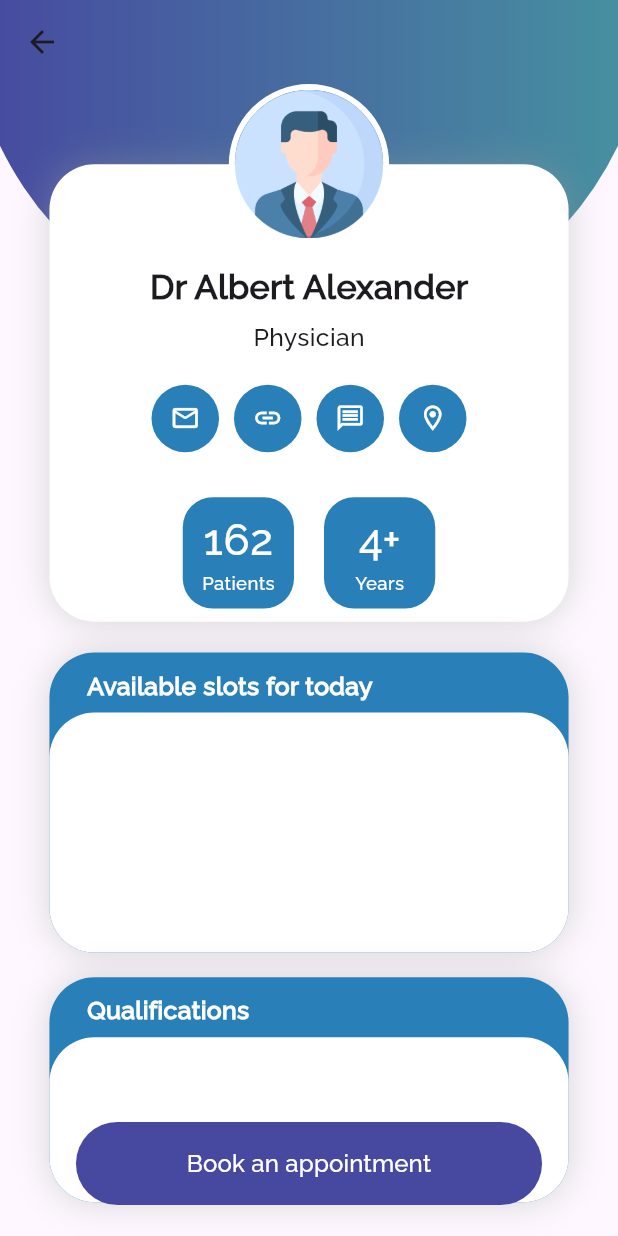
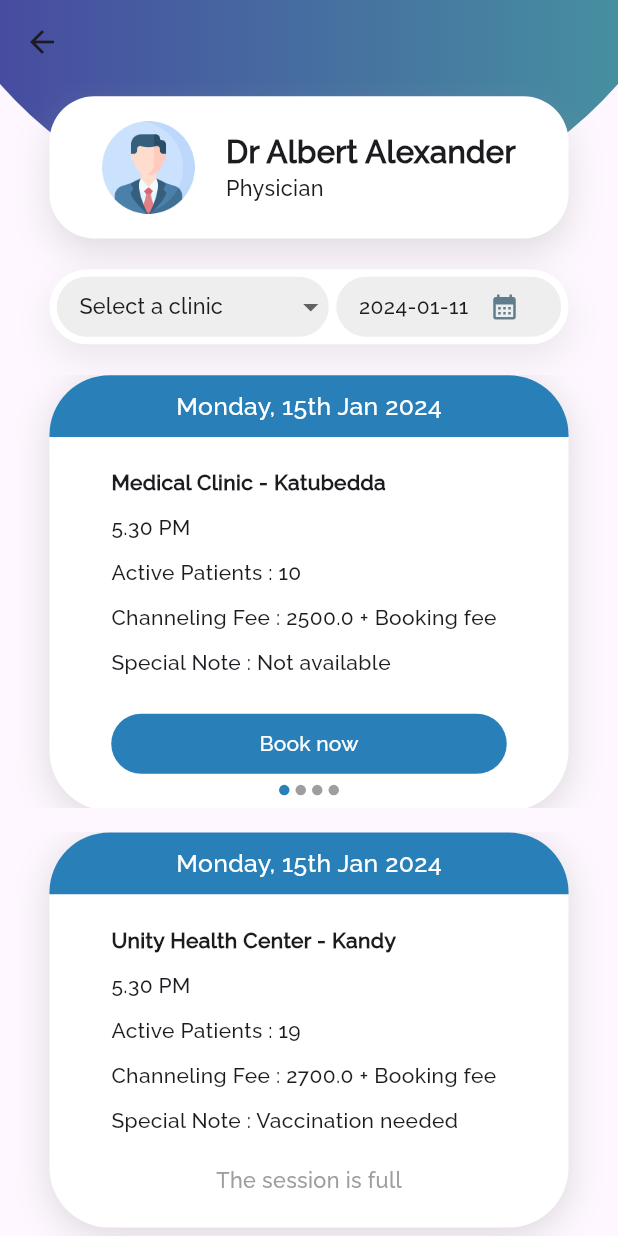
Before and after one commit to Supun-SD/MedInvent, a Flutter app: the DoctorProfile screen opened directly with sample values from the repository, after a tap on "Book an appointment", on a phone screen of 412 x 824 dp. Run offline on Flutter 3.47's test engine with Material 3 defaults, Android fonts, the phone set to English and light mode, and no system bars; our stand-ins replace google_maps_flutter, google_nav_bar, location, numberpicker, step_progress_indicator.

Commit message:
doctor's appointment screen

```diff
--- /dev/null
+++ b/lib/features/Search/data/appointments.dart
@@ -0,0 +1,13 @@
+import 'package:MedInvent/features/Search/models/appointment.dart';
+
+List<Appointment> appointments = [
+  Appointment("Medical Clinic - Katubedda","Monday, 15th Jan 2024", "5.30 PM", 10, 20, 2500.00, null),
+  Appointment("Medical Clinic - Katubedda","Tuesday, 16th Jan 2024", "10.00 AM", 5, 15, 3000.00, null),
+  Appointment("Medical Clinic - Katubedda","Wednesday, 17th Jan 2024", "2.45 PM", 8, 22, 2800.00, "Bring previous medical reports"),
+  Appointment("Medical Clinic - Katubedda", "Thursday, 18th Jan 2024","4.15 PM", 12, 18, 2600.00, null),
+  Appointment("Unity Health Center - Kandy","Monday, 15th Jan 2024", "11.30 AM", 6, 19, 2700.00, "Vaccination needed"),
+  Appointment("Unity Health Center - Kandy","Tuesday, 16th Jan 2024", "3.00 PM", 7, 21, 2900.00, null),
+  Appointment("Unity Health Center - Kandy","Wednesday, 17th Jan 2024", "1.00 PM", 9, 17, 2550.00, "Follow-up checkup"),
+  Appointment("Maple Leaf Clinic - Kurunegala","Friday, 19th Jan 2024", "1.00 PM", 9, 17, 2550.00, "Follow-up checkup"),
+  Appointment("Maple Leaf Clinic - Kurunegala","Sunday, 21th Jan 2024", "1.00 PM", 9, 17, 2550.00, "Follow-up checkup"),
+];
--- /dev/null
+++ b/lib/features/Search/doctorAppointments.dart
@@ -0,0 +1,444 @@
+import 'package:MedInvent/features/Search/doctorProfile.dart';
+import 'package:MedInvent/features/Search/models/appointment.dart';
+import 'package:MedInvent/features/Search/models/doctor.dart';
+import 'package:flutter/material.dart';
+
+class DoctorAppointments extends StatefulWidget {
+  const DoctorAppointments({required this.doctor, super.key});
+
+  final Doctor doctor;
+
+  @override
+  State<DoctorAppointments> createState() => _DoctorAppointmentsState();
+}
+
+class _DoctorAppointmentsState extends State<DoctorAppointments> {
+  String selectedValue = 'Select a clinic';
+  DateTime selectedDate = DateTime.now();
+
+  List<String> clinics = [
+    'Select a clinic',
+    'Clinic 1',
+    'Clinic 2',
+    'Clinic 3',
+    'Clinic 4'
+  ];
+
+  List<Appointment> appointments1 = [
+    Appointment("Medical Clinic - Katubedda", "Monday, 15th Jan 2024",
+        "5.30 PM", 10, 20, 2500.00, null),
+    Appointment("Medical Clinic - Katubedda", "Tuesday, 16th Jan 2024",
+        "10.00 AM", 5, 15, 3000.00, null),
+    Appointment("Medical Clinic - Katubedda", "Wednesday, 17th Jan 2024",
+        "2.45 PM", 8, 22, 2800.00, "Bring medical reports"),
+    Appointment("Medical Clinic - Katubedda", "Thursday, 18th Jan 2024",
+        "4.15 PM", 12, 18, 2600.00, null),
+  ];
+
+  List<Appointment> appointments2 = [
+    Appointment("Unity Health Center - Kandy", "Monday, 15th Jan 2024",
+        "11.30 AM", 19, 19, 2700.00, "Vaccination needed"),
+    Appointment("Unity Health Center - Kandy", "Tuesday, 16th Jan 2024",
+        "3.00 PM", 7, 21, 2900.00, null),
+    Appointment("Unity Health Center - Kandy", "Wednesday, 17th Jan 2024",
+        "1.00 PM", 9, 17, 2550.00, "Follow-up checkup"),
+  ];
+
+  List<Appointment> appointments3 = [
+    Appointment("Maple Leaf Clinic - Kurunegala", "Friday, 19th Jan 2024",
+        "1.00 PM", 15, 17, 2550.00, "Follow-up checkup"),
+    Appointment("Maple Leaf Clinic - Kurunegala", "Sunday, 21th Jan 2024",
+        "1.00 PM", 17, 17, 2550.00, "Follow-up checkup"),
+  ];
+
+  Future<void> _selectDate(BuildContext context) async {
+    final DateTime? pickedDate = await showDatePicker(
+      context: context,
+      initialDate: selectedDate,
+      firstDate: DateTime.now(),
+      lastDate: DateTime(2030),
+    );
+
+    if (pickedDate != null && pickedDate != selectedDate) {
+      setState(() {
+        selectedDate = pickedDate;
+      });
+    }
+  }
+
+  @override
+  Widget build(BuildContext context) {
+    final double screenWidth = MediaQuery.of(context).size.width;
+    final double screenHeight = MediaQuery.of(context).size.height;
+
+    return Scaffold(
+      appBar: AppBar(
+        elevation: 0,
+        flexibleSpace: Container(
+          decoration: const BoxDecoration(
+            gradient: LinearGradient(
+              colors: [
+                Color(0xFF474CA0),
+                Color(0xFF468FA0),
+              ],
+            ),
+          ),
+        ),
+      ),
+      body: SingleChildScrollView(
+        child: Stack(
+          children: [
+            Positioned(
+              top: 0,
+              left: 0,
+              right: 0,
+              child: CustomPaint(
+                painter: HalfCirclePainter(),
+              ),
+            ),
+            Column(
+              children: [
+                Stack(
+                  children: [
+                    SizedBox(
+                      width: screenWidth,
+                      height: screenHeight * 0.15,
+                    ),
+                    Positioned(
+                      left: screenWidth * 0.08,
+                      right: screenWidth * 0.08,
+                      top: screenHeight * 0.01,
+                      child: Container(
+                        padding:
+                            EdgeInsets.symmetric(vertical: screenHeight * 0.02),
+                        decoration: BoxDecoration(
+                          color: Colors.white,
+                          borderRadius: BorderRadius.circular(30),
+                          boxShadow: [
+                            BoxShadow(
+                                color: Colors.grey.withOpacity(0.3),
+                                blurRadius: 20,
+                                offset: const Offset(0, 10)),
+                          ],
+                        ),
+                        child: Row(
+                          mainAxisAlignment: MainAxisAlignment.center,
+                          children: [
+                            Image.asset(
+                              "assets/images/pic.png",
+                              height: screenHeight * 0.075,
+                            ),
+                            SizedBox(
+                              width: screenWidth * 0.05,
+                            ),
+                            Column(
+                              crossAxisAlignment: CrossAxisAlignment.start,
+                              children: [
+                                Text(
+                                  "Dr ${widget.doctor.name}",
+                                  style: TextStyle(
+                                      fontWeight: FontWeight.bold,
+                                      fontSize: screenWidth * 0.05),
+                                ),
+                                Text(
+                                  widget.doctor.speciality.name,
+                                  style:
+                                      TextStyle(fontSize: screenWidth * 0.035),
+                                ),
+                              ],
+                            ),
+                          ],
+                        ),
+                      ),
+                    ),
+                  ],
+                ),
+                Container(
+                  margin: EdgeInsets.symmetric(horizontal: screenWidth * 0.08),
+                  padding: EdgeInsets.all(screenWidth * 0.012),
+                  decoration: BoxDecoration(
+                    color: Colors.white,
+                    borderRadius: BorderRadius.circular(30),
+                    boxShadow: [
+                      BoxShadow(
+                          color: Colors.grey.withOpacity(0.2),
+                          blurRadius: 20,
+                          offset: const Offset(0, 10)),
+                    ],
+                  ),
+                  child: Row(
+                    children: [
+                      Container(
+                        width: screenWidth * 0.44,
+                        height: 40,
+                        decoration: BoxDecoration(
+                          color: Colors.grey[200],
+                          borderRadius: BorderRadius.circular(30),
+                        ),
+                        child: DropdownButton<String>(
+                          isExpanded: true,
+                          value: selectedValue,
+                          items: clinics.map((String value) {
+                            return DropdownMenuItem<String>(
+                              value: value,
+                              child: Padding(
+                                padding: const EdgeInsets.only(left: 15),
+                                child: Text(
+                                  value,
+                                  style:
+                                      TextStyle(fontSize: screenWidth * 0.035),
+                                ),
+                              ),
+                            );
+                          }).toList(),
+                          onChanged: (String? newValue) {
+                            setState(() {
+                              selectedValue = newValue!;
+                            });
+                          },
+                          dropdownColor: Colors.grey[200],
+                          borderRadius: BorderRadius.circular(20.0),
+                          underline: Container(
+                            decoration: BoxDecoration(
+                              border: Border.all(color: Colors.transparent),
+                            ),
+                          ),
+                        ),
+                      ),
+                      const SizedBox(
+                        width: 5,
+                      ),
+                      Expanded(
+                        child: Container(
+                          padding: const EdgeInsets.only(left: 15),
+                          height: 40,
+                          decoration: BoxDecoration(
+                            color: Colors.grey[200],
+                            borderRadius: BorderRadius.circular(30),
+                          ),
+                          child: Row(
+                            children: <Widget>[
+                              Text(
+                                '${selectedDate.toLocal()}'.split(' ')[0],
+                              ),
+                              IconButton(
+                                onPressed: () => _selectDate(context),
+                                icon: const Icon(
+                                  Icons.calendar_month,
+                                  size: 20,
+                                  color: Colors.blueGrey,
+                                ),
+                              ),
+                            ],
+                          ),
+                        ),
+                      ),
+                    ],
+                  ),
+                ),
+                SizedBox(height: screenHeight * 0.025),
+                AppointmentPageView(
+                  appointments: appointments1,
+                ),
+                AppointmentPageView(
+                  appointments: appointments2,
+                ),
+                AppointmentPageView(appointments: appointments3)
+              ],
+            ),
+          ],
+        ),
+      ),
+    );
+  }
+}
+
+class AppointmentTemplate extends StatelessWidget {
+  const AppointmentTemplate({required this.appointment, super.key});
+
+  final Appointment appointment;
+
+  @override
+  Widget build(BuildContext context) {
+    final double screenWidth = MediaQuery.of(context).size.width;
+    final double screenHeight = MediaQuery.of(context).size.height;
+
+    return Column(
+      children: [
+        Container(
+          margin: EdgeInsets.symmetric(horizontal: screenWidth * 0.08),
+          width: double.infinity,
+          decoration: BoxDecoration(
+            color: Colors.white,
+            borderRadius: BorderRadius.circular(40),
+            boxShadow: [
+              BoxShadow(
+                  color: Colors.grey.withOpacity(0.35),
+                  blurRadius: 20,
+                  offset: const Offset(0, 5)),
+            ],
+          ),
+          child: Column(
+            crossAxisAlignment: CrossAxisAlignment.start,
+            children: [
+              Container(
+                width: double.infinity,
+                height: screenHeight * 0.05,
+                decoration: const BoxDecoration(
+                  color: Color(0xFF2980B9),
+                  borderRadius: BorderRadius.only(
+                      topLeft: Radius.circular(40),
+                      topRight: Radius.circular(40)),
+                ),
+                child: Center(
+                  child: Text(
+                    appointment.date,
+                    style: TextStyle(
+                        color: Colors.white, fontSize: screenWidth * 0.04),
+                  ),
+                ),
+              ),
+              SizedBox(height: screenHeight * 0.025),
+              Padding(
+                padding: EdgeInsets.symmetric(horizontal: screenWidth * 0.1),
+                child: Column(
+                  crossAxisAlignment: CrossAxisAlignment.start,
+                  children: [
+                    Text(
+                      appointment.clinic,
+                      style: TextStyle(
+                          fontSize: screenWidth * 0.034,
+                          fontWeight: FontWeight.bold),
+                    ),
+                    const SizedBox(
+                      height: 10,
+                    ),
+                    Text(
+                      "5.30 PM",
+                      style: TextStyle(fontSize: screenWidth * 0.034),
+                    ),
+                    const SizedBox(height: 10),
+                    Text(
+                      "Active Patients : ${appointment.activePatients}",
+                      style: TextStyle(fontSize: screenWidth * 0.034),
+                    ),
+                    const SizedBox(
+                      height: 10,
+                    ),
+                    Text(
+                      "Channeling Fee : ${appointment.channelingFee} + Booking fee",
+                      style: TextStyle(fontSize: screenWidth * 0.034),
+                    ),
+                    const SizedBox(
+                      height: 10,
+                    ),
+                    Text(
+                      "Special Note : ${appointment.specialNote ?? "Not available"}",
+                      style: TextStyle(fontSize: screenWidth * 0.034),
+                    ),
+                    const SizedBox(
+                      height: 20,
+                    ),
+                    Center(
+                        child: appointment.maximumPatients ==
+                                appointment.activePatients
+                            ? Text("The session is full", style: TextStyle(fontSize: screenWidth * 0.035, color: Colors.grey),)
+                            : SizedBox(
+                                width: double.infinity,
+                                child: TextButton(
+                                  onPressed: () {},
+                                  style: TextButton.styleFrom(
+                                    backgroundColor: const Color(0xFF2980B9),
+                                    shape: RoundedRectangleBorder(
+                                      borderRadius: BorderRadius.circular(30.0),
+                                    ),
+                                  ),
+                                  child: Text(
+                                    "Book now",
+                                    style: TextStyle(
+                                        fontSize: screenWidth * 0.034,
+                                        color: Colors.white),
+                                  ),
+                                ),
+                              ))
+                  ],
+                ),
+              ),
+              SizedBox(height: screenHeight * 0.025)
+            ],
+          ),
+        ),
+      ],
+    );
+  }
+}
+
+class AppointmentPageView extends StatefulWidget {
+  const AppointmentPageView({required this.appointments, super.key});
+
+  final List<Appointment> appointments;
+
+  @override
+  State<AppointmentPageView> createState() => _AppointmentPageViewState();
+}
+
+class _AppointmentPageViewState extends State<AppointmentPageView> {
+  int currentPage = 0;
+  final _controller = PageController();
+
+  @override
+  void initState() {
+    super.initState();
+    _controller.addListener(() {
+      setState(() {
+        currentPage = _controller.page!.round();
+      });
+    });
+  }
+
+  @override
+  Widget build(BuildContext context) {
+    final double screenHeight = MediaQuery.of(context).size.height;
+
+    return Container(
+      margin: EdgeInsets.only(bottom: screenHeight * 0.02),
+      height: screenHeight * 0.35,
+      child: Stack(
+        alignment: Alignment.bottomCenter,
+        children: [
+          PageView.builder(
+            controller: _controller,
+            itemCount: widget.appointments.length,
+            itemBuilder: (BuildContext context, int index) {
+              return AppointmentTemplate(
+                key: UniqueKey(),
+                appointment: widget.appointments[index],
+              );
+            },
+          ),
+          // Dot Indicator
+          Positioned(
+            bottom: screenHeight * 0.01,
+            child: Row(
+              mainAxisAlignment: MainAxisAlignment.center,
+              children: List.generate(
+                widget.appointments.length,
+                (int index) => Container(
+                  margin: const EdgeInsets.symmetric(horizontal: 2.0),
+                  width: 7.0,
+                  height: 7.0,
+                  decoration: BoxDecoration(
+                    shape: BoxShape.circle,
+                    color: currentPage == index
+                        ? const Color(0xFF2980B9)
+                        : Colors.grey,
+                  ),
+                ),
+              ),
+            ),
+          ),
+        ],
+      ),
+    );
+  }
+}
--- a/lib/features/Search/doctorProfile.dart
+++ b/lib/features/Search/doctorProfile.dart
@@ -1,3 +1,4 @@
+import 'package:MedInvent/features/Search/doctorAppointments.dart';
 import 'package:flutter/material.dart';
 import 'package:MedInvent/features/Search/models/doctor.dart';
 
@@ -28,7 +29,12 @@ class DoctorProfile extends StatelessWidget {
       floatingActionButton: Padding(
         padding:  EdgeInsets.only(bottom: screenHeight * 0.025),
         child: TextButton(
-          onPressed: () {},
+          onPressed: () {
+            Navigator.push(
+              context,
+              MaterialPageRoute(builder: (context) => DoctorAppointments(doctor: doctor)),
+            );
+          },
           style: TextButton.styleFrom(
             backgroundColor: const Color(0xFF4749A0),
             shape: RoundedRectangleBorder(
@@ -391,7 +397,7 @@ class HalfCirclePainter extends CustomPainter {
       ..moveTo(rect.left, rect.bottom)
       ..arcToPoint(
         Offset(rect.right, rect.bottom),
-        radius: Radius.circular(rect.width / 1.8),
+        radius: Radius.circular(rect.width / 1.5),
         clockwise: false,
       )
       ..lineTo(rect.right, rect.top)
--- /dev/null
+++ b/lib/features/Search/models/appointment.dart
@@ -0,0 +1,12 @@
+class Appointment {
+  Appointment(this.clinic,this.date, this.time, this.activePatients,this.maximumPatients, this.channelingFee,
+      this.specialNote);
+
+  String clinic;
+  String date;
+  String time;
+  int activePatients;
+  int maximumPatients;
+  double channelingFee;
+  String? specialNote;
+}
--- a/lib/features/Search/search.dart
+++ b/lib/features/Search/search.dart
@@ -1,3 +1,5 @@
+import 'package:MedInvent/features/Search/doctorProfile.dart';
+import 'package:MedInvent/features/Search/models/doctor.dart';
 import 'package:flutter/material.dart';
 
 import 'package:MedInvent/components/sideNavBar.dart';
@@ -193,9 +195,8 @@ class _SearchState extends State<Search> {
                               padding: EdgeInsets.symmetric(
                                   vertical: screenHeight * 0.02),
                               child: NearbyDoctor(
-                                  doctorName: doctor.name,
-                                  speciality: doctor.speciality),
-                            );
+                                doctor: doctor,
+                            ));
                           }).toList(),
                         ),
                       ),
@@ -274,10 +275,8 @@ class Category extends StatelessWidget {
 
 class NearbyDoctor extends StatelessWidget {
   const NearbyDoctor(
-      {required this.doctorName, required this.speciality, super.key});
-
-  final String doctorName;
-  final Categories speciality;
+      {required this.doctor,super.key});
+  final Doctor doctor;
 
   @override
   Widget build(BuildContext context) {
@@ -285,7 +284,12 @@ class NearbyDoctor extends StatelessWidget {
     final double screenHeight = MediaQuery.of(context).size.height;
 
     return InkWell(
-      onTap: () {},
+      onTap: () {
+        Navigator.push(
+          context,
+          MaterialPageRoute(builder: (context) => DoctorProfile(doctor: doctor)),
+        );
+      },
       child: Container(
         margin: EdgeInsets.only(right: screenWidth * 0.03),
         decoration: BoxDecoration(
@@ -313,7 +317,7 @@ class NearbyDoctor extends StatelessWidget {
                 crossAxisAlignment: CrossAxisAlignment.start,
                 children: [
                   Text(
-                    doctorName,
+                    doctor.name,
                     style: TextStyle(
                         fontWeight: FontWeight.bold,
                         fontSize: screenWidth * 0.028),
@@ -322,7 +326,7 @@ class NearbyDoctor extends StatelessWidget {
                     height: screenHeight * 0.005,
                   ),
                   Text(
-                    speciality.toString().split('.').last,
+                    doctor.speciality.name,
                     style: TextStyle(fontSize: screenWidth * 0.025),
                   )
                 ],
```
